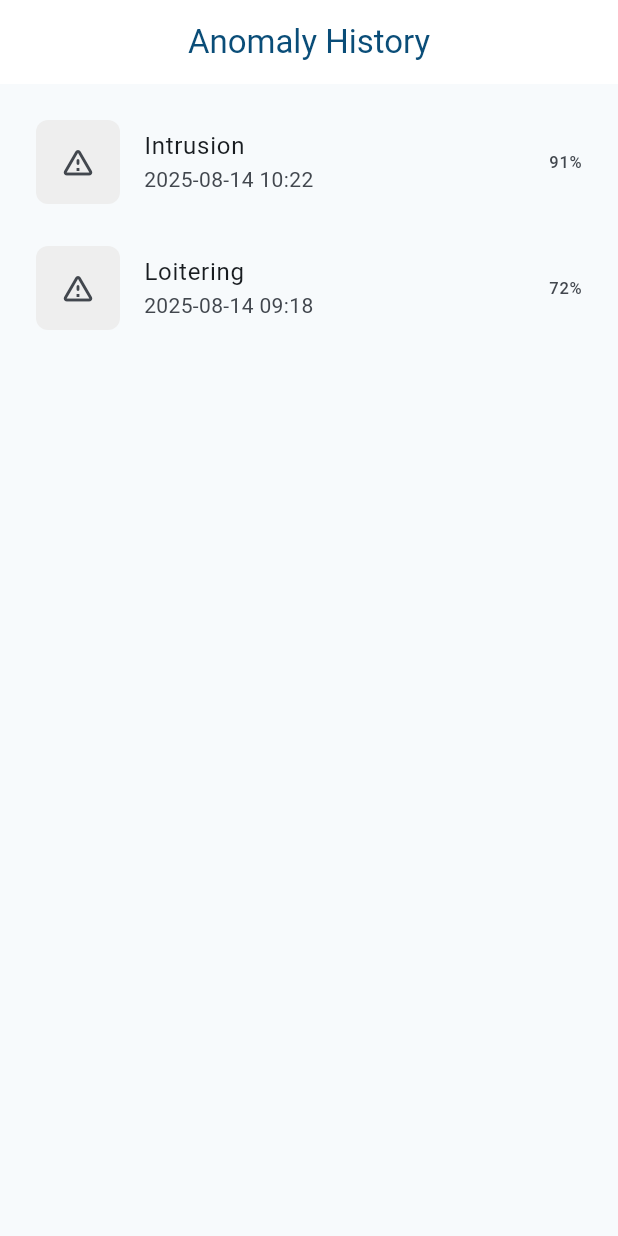
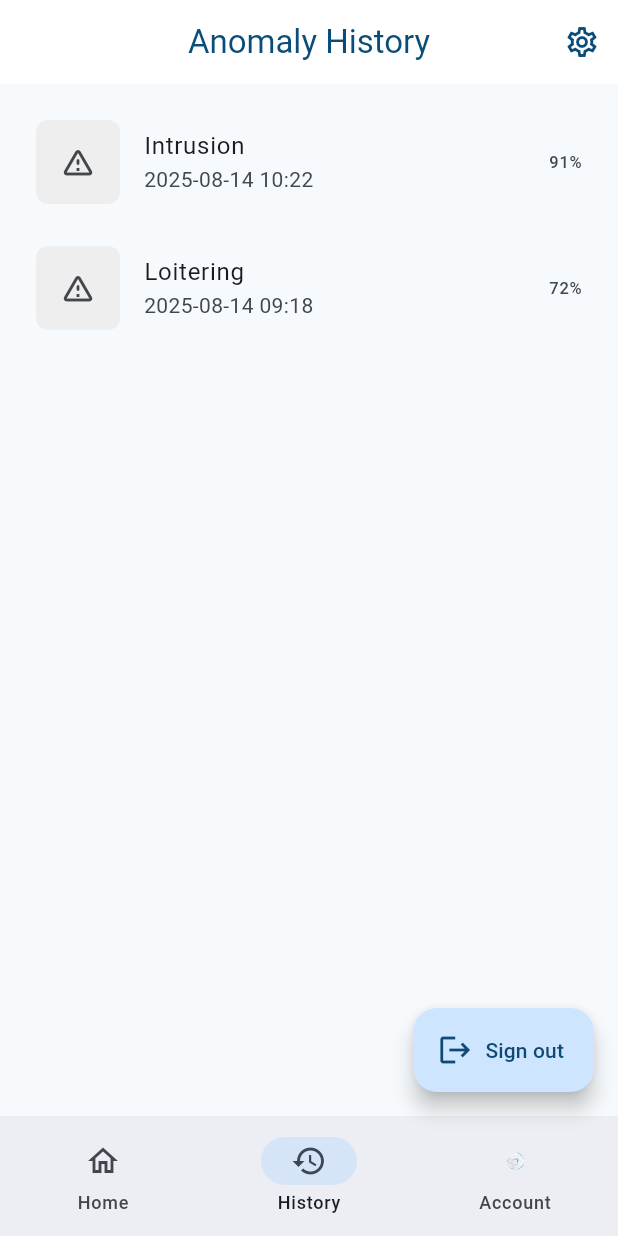
Before and after one commit to Hruto/APP-Criminal-Detection, a Flutter app: the AnomalyHistoryScreen screen opened by its route, on a phone screen of 412 x 824 dp. Run offline on Flutter 3.47's test engine with Material 3 defaults, Android fonts, the phone set to English and light mode, and no system bars; our stand-ins replace dio, flutter_riverpod, go_router.

Commit message:
first commit

```diff
--- a/lib/router/app_router.dart
+++ b/lib/router/app_router.dart
@@ -1,4 +1,5 @@
 import 'package:flutter_riverpod/flutter_riverpod.dart';
+import 'package:flutter/material.dart';
 import 'package:go_router/go_router.dart';
 import 'package:anomeye/screens/sign_in.dart';
 import 'package:anomeye/screens/home_dashboard.dart';
@@ -7,6 +8,25 @@ import 'package:anomeye/screens/anomaly_history.dart';
 import 'package:anomeye/screens/settings.dart';
 import 'package:anomeye/screens/sign_up.dart';
 import 'package:anomeye/ui/auth/forgot_password.dart';
+import 'package:anomeye/screens/account_screen.dart';
+
+CustomTransitionPage<T> _slidePage<T>({
+  required GoRouterState state,
+  required Widget child,
+  Duration duration = const Duration(milliseconds: 280),
+  Curve curve = Curves.easeOutCubic,
+}) {
+  final tween = Tween<Offset>(begin: const Offset(1, 0), end: Offset.zero)
+      .chain(CurveTween(curve: curve));
+  return CustomTransitionPage<T>(
+    key: state.pageKey,
+    child: child,
+    transitionDuration: duration,
+    reverseTransitionDuration: const Duration(milliseconds: 220),
+    transitionsBuilder: (context, animation, secondary, child) =>
+        SlideTransition(position: animation.drive(tween), child: child),
+  );
+}
 
 final appRouterProvider = Provider<GoRouter>((ref) {
   return GoRouter(
@@ -25,9 +45,9 @@ final appRouterProvider = Provider<GoRouter>((ref) {
       GoRoute(
         path: '/camera/:id',
         name: 'camera-detail',
-        builder: (context, state) {
+        pageBuilder: (context, state) {
           final id = state.pathParameters['id']!;
-          return CameraDetailScreen(cameraId: id);
+          return _slidePage(state: state, child: CameraDetailScreen(cameraId: id),);
         },
       ),
       GoRoute(
@@ -36,17 +56,32 @@ final appRouterProvider = Provider<GoRouter>((ref) {
         ),
       GoRoute(
         path: '/sign-up',
-        builder: (content, state) => const SignUpScreen()
+        name: 'sign-up',
+        pageBuilder: (context, state) => _slidePage(
+          state: state,
+          child: const SignUpScreen(),
+        ),
       ),
       GoRoute(
         path: '/history',
         name: 'history',
-        builder: (context, state) => const AnomalyHistoryScreen(),
+        pageBuilder: (context, state) => _slidePage(
+          state: state,
+          child: const AnomalyHistoryScreen(),
+        ),
       ),
       GoRoute(
         path: '/settings',
         name: 'settings',
         builder: (context, state) => const SettingsScreen(),
+      ),
+      GoRoute(
+        path: '/account',
+        name: 'account',
+        pageBuilder: (context, state) => _slidePage(
+          state: state,
+          child: const AccountScreen(),
+        ),
       ),
     ],
     redirect: (context, state) {
--- a/lib/screens/anomaly_history.dart
+++ b/lib/screens/anomaly_history.dart
@@ -1,7 +1,9 @@
 import 'package:flutter/material.dart';
 import 'package:flutter_riverpod/flutter_riverpod.dart';
+import 'package:go_router/go_router.dart';
 import 'package:anomeye/providers/camera_provider.dart';
 import 'package:anomeye/widgets/anomaly_tile.dart';
+import 'package:anomeye/providers/auth_provider.dart';
 
 class AnomalyHistoryScreen extends ConsumerWidget {
   const AnomalyHistoryScreen({super.key});
@@ -10,13 +12,57 @@ class AnomalyHistoryScreen extends ConsumerWidget {
   Widget build(BuildContext context, WidgetRef ref) {
     final anomalies = ref.watch(anomaliesProvider);
     return Scaffold(
-      appBar: AppBar(title: const Text('Anomaly History')),
+        appBar: AppBar(
+          title: const Text('Anomaly History'),
+          actions: [
+            IconButton(onPressed: () => context.push('/settings')
+            , icon: const Icon(Icons.settings_outlined),)
+          ],
+        ),
         body: ListView.separated(
           padding: const EdgeInsets.all(12),
           itemCount: anomalies.length,
           separatorBuilder: (_, __) => const SizedBox(height: 4),
           itemBuilder: (context, i) => AnomalyTile(anomaly: anomalies[i]),
         ),
+        bottomNavigationBar: NavigationBar(
+        destinations: [
+          const NavigationDestination(
+              icon: Icon(Icons.home_outlined), label: 'Home'),
+          const NavigationDestination(
+              icon: Icon(Icons.history_outlined), label: 'History'),
+
+          // <-- Ganti dengan logo dari assets
+          NavigationDestination(
+            icon: Image.asset(
+              'assets/images/logo_anomeye.png',
+              width: 24,
+              height: 24,
+            ),
+            selectedIcon: Image.asset(
+              'assets/images/logo_anomeye.png',
+              width: 28, height: 28, // sedikit lebih besar saat terpilih
+            ),
+            label: 'Account',
+            tooltip: 'Account',
+          ),
+        ],
+        onDestinationSelected: (i) {
+          if (i == 0) context.go('/');
+          if (i == 1) context.go('/history');
+          if (i == 2) context.go('/account');
+        },
+        selectedIndex: 1,
+      ),
+      floatingActionButton: FloatingActionButton.extended(
+        onPressed: () {
+          // Quick sign-out demo
+          ref.read(authStateProvider.notifier).state = false;
+          context.go('/sign-in');
+        },
+        label: const Text('Sign out'),
+        icon: const Icon(Icons.logout),
+      ),
       );
   }
 }
--- a/lib/screens/camera_detail.dart
+++ b/lib/screens/camera_detail.dart
@@ -22,7 +22,7 @@ class CameraDetailScreen extends ConsumerWidget {
               aspectRatio: 16/9,
               child: Container(
                 decoration: BoxDecoration(
-                  color: Colors.black,
+                  color: const Color.fromARGB(255, 255, 255, 255),
                   borderRadius: BorderRadius.circular(12),
                 ),
                 alignment: Alignment.center,
--- a/lib/screens/sign_in.dart
+++ b/lib/screens/sign_in.dart
@@ -86,7 +86,7 @@ class _SignInScreenState extends ConsumerState<SignInScreen> {
                     : const Text('Sign In'),
               ),
             ),
-            const SizedBox(height: 14),
+            const SizedBox(height: 16),
             Row(
               mainAxisAlignment: MainAxisAlignment.center,
               children: [
@@ -95,7 +95,7 @@ class _SignInScreenState extends ConsumerState<SignInScreen> {
                 InkWell(
                   onTap: () => context.go('/sign-up'),
                   child: const Padding(
-                    padding: EdgeInsets.symmetric(vertical: 8.0),
+                    padding: EdgeInsets.symmetric(vertical: 0.0),
                     child: Text('Sign Up',
                         style: TextStyle(
                           fontSize: 12.5,
--- a/lib/widgets/section_header.dart
+++ b/lib/widgets/section_header.dart
@@ -3,7 +3,7 @@ import 'package:flutter/material.dart';
 class SectionHeader extends StatelessWidget {
   final String title;
   final VoidCallback? onSeeAll;
-  const SectionHeader({super.key, required this.title, this.onSeeAll});
+  const SectionHeader({super.key, required this.title, this.onSeeAll, required String titlewhite});
 
   @override
   Widget build(BuildContext context) {
```
Also changed, not shown: lib/screens/account_screen.dart (added, +164 -0 lines), lib/screens/home_dashboard.dart (+24 -7 lines), lib/screens/settings.dart (+24 -2 lines), lib/ui/auth/auth_scaffold.dart (+4 -5 lines), lib/ui/auth/forgot_password.dart (+24 -0 lines), assets/images/logo_anomeye.png. Lines whose indentation alone changed are shown as unchanged.
